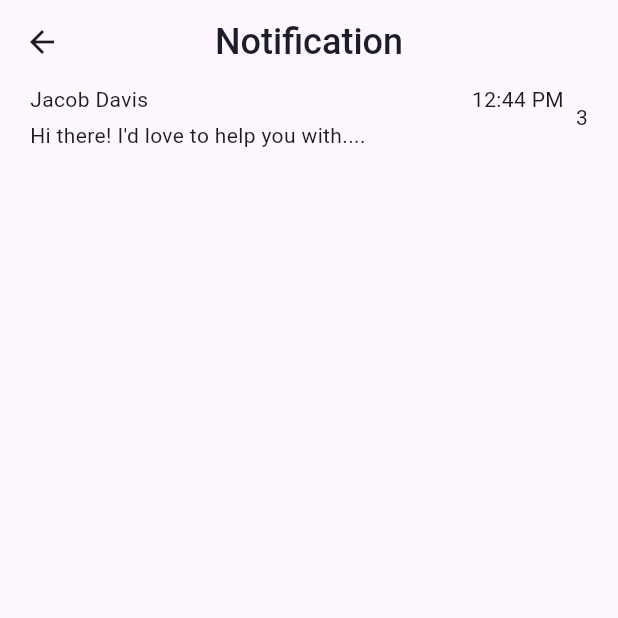
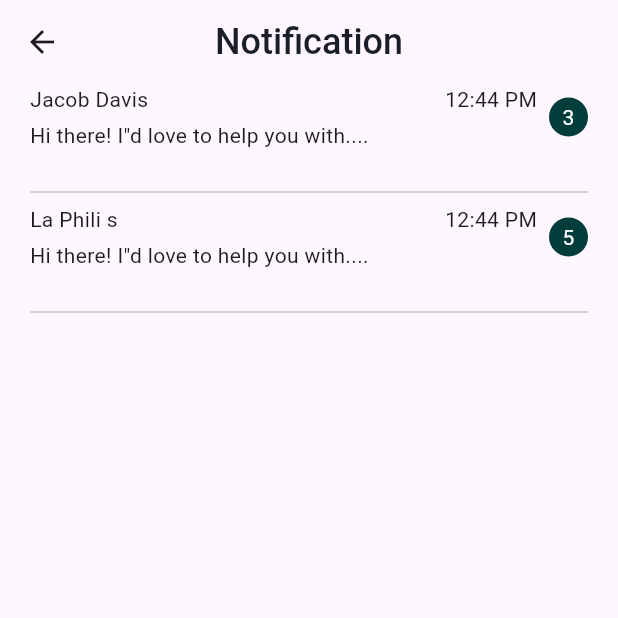
Before and after one commit to rayhantmt/Damaged303, a Flutter app: the NotificationsView screen opened directly, on a phone screen of 412 x 824 dp, the top half of it. Run offline on Flutter 3.47's test engine with Material 3 defaults, Android fonts, the phone set to English and light mode, and no system bars; our stand-ins replace get.

Commit message:
done with notifications view

```diff
--- a/lib/app/common_widgets/notification_helper.dart
+++ b/lib/app/common_widgets/notification_helper.dart
@@ -1,3 +1,4 @@
+import 'package:damaged303/app/utils/app_colors.dart';
 import 'package:flutter/material.dart';
 
 class NotificationHelper extends StatelessWidget {
@@ -17,8 +18,7 @@ class NotificationHelper extends StatelessWidget {
     return Padding(
       padding: const EdgeInsets.only(left: 20, right: 20),
       child: Row(
-        crossAxisAlignment:
-            CrossAxisAlignment.center, // Changed from start to center
+        crossAxisAlignment: CrossAxisAlignment.center,
         children: [
           Expanded(
             child: Column(
@@ -35,7 +35,21 @@ class NotificationHelper extends StatelessWidget {
           ),
           SizedBox(width: 8),
 
-          Text(notification_count),
+          Container(
+            height: 26,
+            width: 26,
+            decoration: BoxDecoration(
+              color: AppColors.primarycolor,
+              borderRadius: BorderRadius.circular(100),
+            ),
+
+            child: Center(
+              child: Text(
+                notification_count,
+                style: TextStyle(color: Colors.white),
+              ),
+            ),
+          ),
         ],
       ),
     );
--- /dev/null
+++ b/lib/app/modules/notifications/notificatins_model.dart
@@ -0,0 +1,30 @@
+class NotificatinsModel {
+  final String name;
+  final String hint_notifications;
+  final String notification_time;
+  final String notification_count;
+
+  NotificatinsModel({
+    required this.notification_time,
+    required this.name,
+    required this.hint_notifications,
+    required this.notification_count,
+  });
+}
+
+class Notificatinsdata {
+  final List<NotificatinsModel> notificationsdata = [
+    NotificatinsModel(
+      notification_time: '12:44 PM',
+      name: "Jacob Davis",
+      hint_notifications: 'Hi there! I"d love to help you with....',
+      notification_count: '3',
+    ),
+    NotificatinsModel(
+      notification_time: '12:44 PM',
+      name: 'La Phili s',
+      hint_notifications: 'Hi there! I"d love to help you with....',
+      notification_count: '5',
+    ),
+  ];
+}
--- a/lib/app/modules/notifications/notifications_view.dart
+++ b/lib/app/modules/notifications/notifications_view.dart
@@ -1,4 +1,5 @@
-import 'package:damaged303/app/common_widgets/notification_helper.dart';
+import 'package:damaged303/app/modules/notifications/notificatins_model.dart';
+import 'package:damaged303/app/utils/app_colors.dart';
 import 'package:flutter/material.dart';
 
 class NotificationsView extends StatelessWidget {
@@ -6,6 +7,8 @@ class NotificationsView extends StatelessWidget {
 
   @override
   Widget build(BuildContext context) {
+    final List<NotificatinsModel> notifications =
+        Notificatinsdata().notificationsdata;
     return Scaffold(
       appBar: AppBar(
         centerTitle: true,
@@ -18,15 +21,60 @@ class NotificationsView extends StatelessWidget {
           ),
         ),
       ),
-      body: Column(
-        children: [
-          NotificationHelper(
-            name: 'Jacob Davis',
-            notification_time: "12:44 PM",
-            hint_notification: "Hi there! I'd love to help you with....",
-            notification_count: '3',
-          ),
-        ],
+      body: ListView.builder(
+        itemCount: notifications.length,
+        itemBuilder: (BuildContext cntext, int index) {
+          return Column(
+            children: [
+              Padding(
+                padding: const EdgeInsets.only(left: 20, right: 20),
+                child: Row(
+                  crossAxisAlignment: CrossAxisAlignment.center,
+                  children: [
+                    Expanded(
+                      child: Column(
+                        crossAxisAlignment: CrossAxisAlignment.start,
+                        children: [
+                          Row(
+                            mainAxisAlignment: MainAxisAlignment.spaceBetween,
+                            children: [
+                              Text(notifications[index].name),
+                              Text(notifications[index].notification_time),
+                            ],
+                          ),
+                          SizedBox(height: 4),
+                          Text(notifications[index].hint_notifications),
+                        ],
+                      ),
+                    ),
+                    SizedBox(width: 8),
+
+                    Container(
+                      height: 26,
+                      width: 26,
+                      decoration: BoxDecoration(
+                        color: AppColors.primarycolor,
+                        borderRadius: BorderRadius.circular(100),
+                      ),
+
+                      child: Center(
+                        child: Text(
+                          notifications[index].notification_count,
+                          style: TextStyle(color: Colors.white),
+                        ),
+                      ),
+                    ),
+                  ],
+                ),
+              ),
+              SizedBox(height: 20),
+              Padding(
+                padding: const EdgeInsets.only(left: 20, right: 20),
+                child: Divider(),
+              ),
+            ],
+          );
+        },
       ),
     );
   }
```
